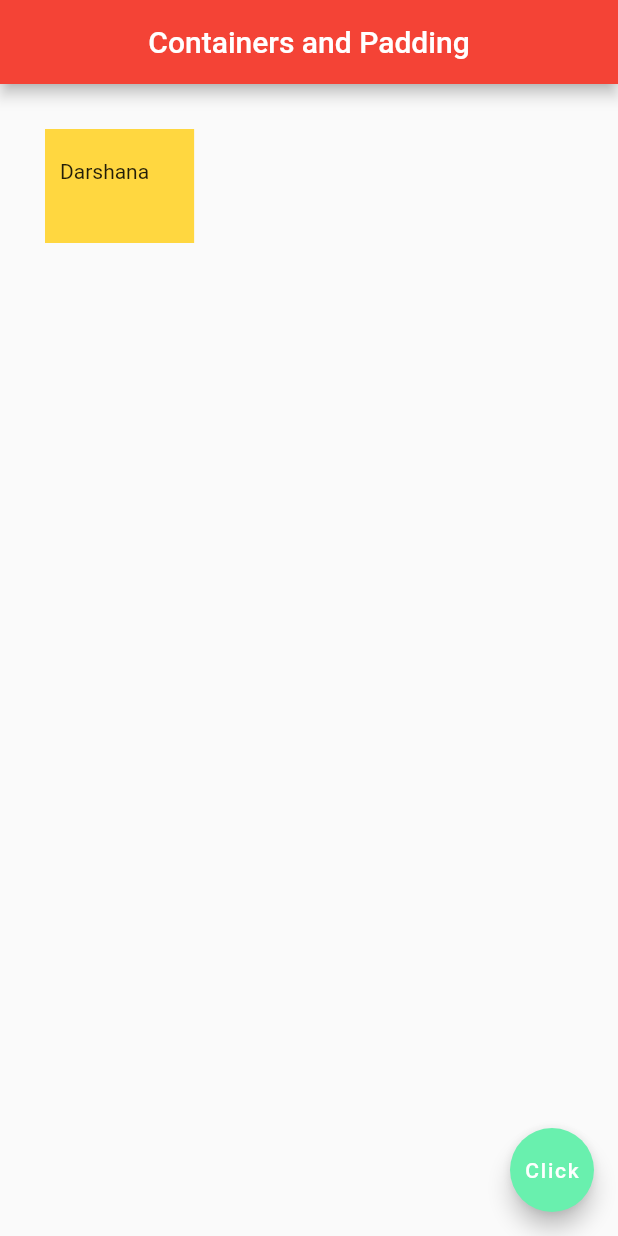
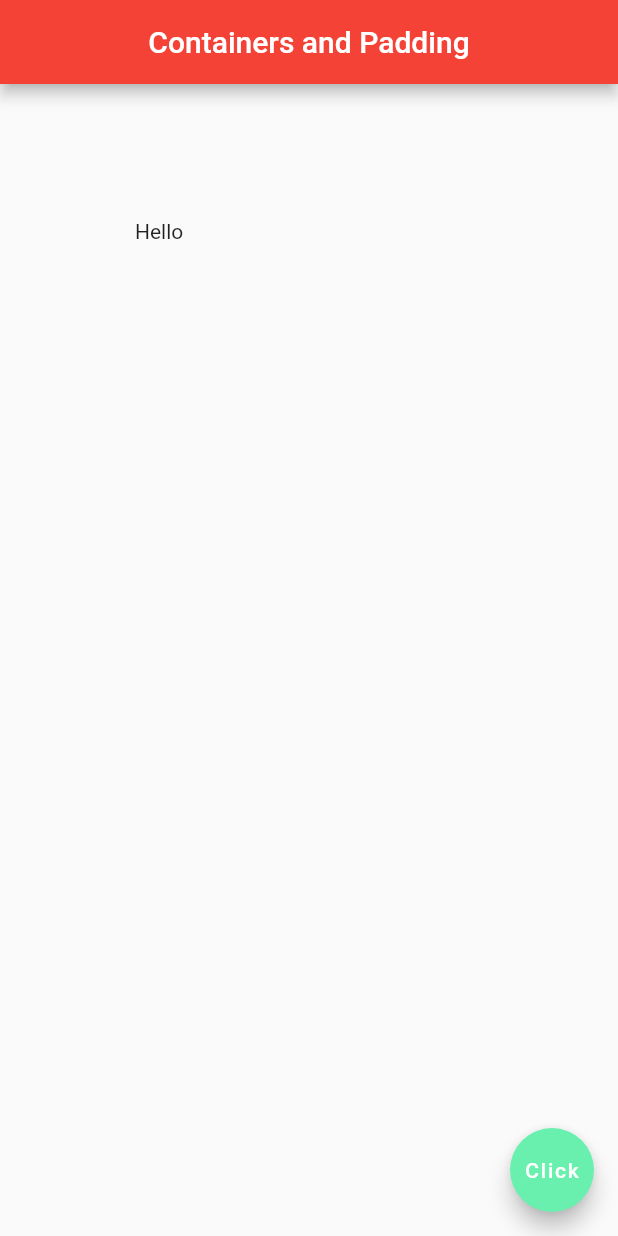
Before and after one commit to Darshana97/My_Flutter_Programms, a Flutter app: the screen it shows after launch, on a phone screen of 412 x 824 dp. Run offline on Flutter 3.47's test engine with Material 2 defaults, Android fonts, the phone set to English and light mode, and no system bars.

Commit message:
Containers and Padding

```diff
--- a/containers_and_padding/lib/main.dart
+++ b/containers_and_padding/lib/main.dart
@@ -13,12 +13,18 @@ class Home extends StatelessWidget {
         centerTitle: true,
         backgroundColor: Colors.red,
       ),
-      body: Container(
-        padding: EdgeInsets.fromLTRB(10.0, 20.0, 30.0, 40.0),
-        margin: EdgeInsets.all(30.0),
-        child: Text("Darshana"),
-        color: Colors.amberAccent,
+//      body: Container(
+//        padding: EdgeInsets.fromLTRB(10.0, 20.0, 30.0, 40.0),
+//        margin: EdgeInsets.all(30.0),
+//        child: Text("Darshana"),
+//        color: Colors.amberAccent,
+//      ),
+
+      body: Padding(
+        padding: EdgeInsets.all(90.0),
+        child: Text("Hello"),
       ),
+
       floatingActionButton: FloatingActionButton(
         onPressed: () {},
         child: Text("Click"),
```
